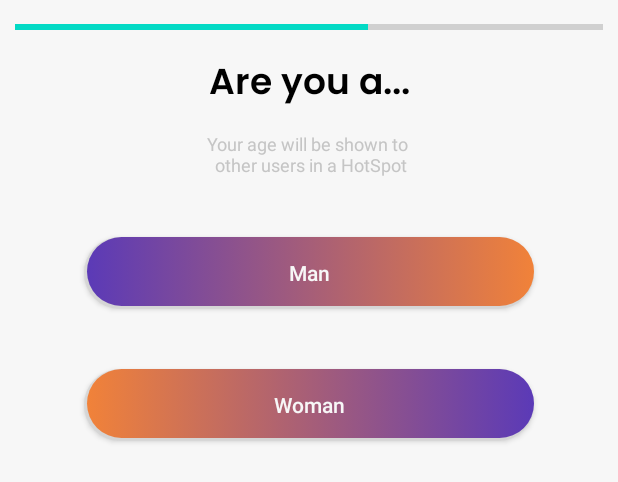
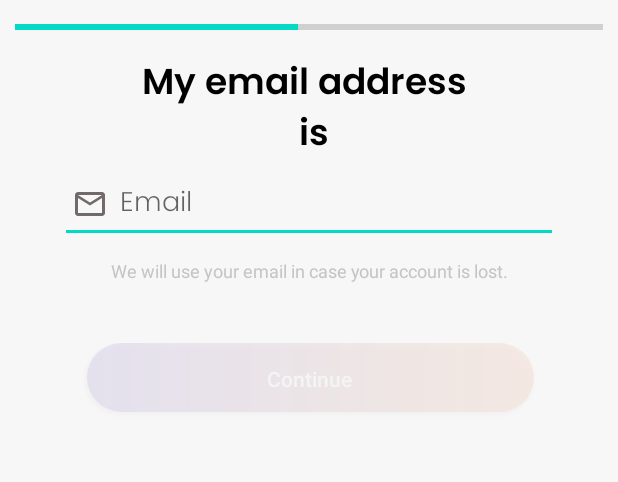
Before and after one commit to Zahedm45/HotSpot, an Android app: the layout fragment_create_profile_email.xml on its own in the app's theme, with its tools: preview values and no code run, on a phone screen of 412 x 824 dp. Shown: the top 482 px of the screen. Run offline under Robolectric (Android 15) with nearby library versions, the phone set to English and light mode, and no system bars.

Commit message:
Added email fragment to create profile activity.

```diff
--- a/app/src/main/java/com/example/hotspot/view/createProfilePackage/FragmentAge.kt
+++ b/app/src/main/java/com/example/hotspot/view/createProfilePackage/FragmentAge.kt
@@ -38,7 +38,7 @@ class FragmentAge : Fragment() {
 
         binding.continueButton.setOnClickListener{
             if(!isContinueClickable) return@setOnClickListener
-            findNavController().navigate(R.id.action_createProfileAgeFragment_to_createProfileGenderFragment)
+            findNavController().navigate(R.id.action_createProfileAgeFragment_to_fragmentEmail)
         }
 
 
--- a/app/src/main/res/layout/fragment_create_profile_age.xml
+++ b/app/src/main/res/layout/fragment_create_profile_age.xml
@@ -14,7 +14,7 @@
         android:layout_width="match_parent"
         android:layout_height="wrap_content"
         style="?android:attr/progressBarStyleHorizontal"
-        android:progress="40"
+        android:progress="32"
         />
     <TextView
         android:layout_width="match_parent"
--- a/app/src/main/res/layout/fragment_create_profile_gender.xml
+++ b/app/src/main/res/layout/fragment_create_profile_email.xml
@@ -7,13 +7,13 @@
     android:background="#f7f7f7"
     android:orientation="vertical"
     android:padding="10dp"
-    tools:context=".view.createProfilePackage.FragmentGender">
+    tools:context=".view.createProfilePackage.FragmentEmail">
 
     <ProgressBar
         android:layout_width="match_parent"
         android:layout_height="wrap_content"
         style="?android:attr/progressBarStyleHorizontal"
-        android:progress="60"
+        android:progress="48"
         />
     <TextView
         android:layout_width="match_parent"
@@ -21,43 +21,47 @@
 
         android:fontFamily="@font/poppins_semibold"
         android:paddingTop="10dp"
-        android:text="@string/are_you_a"
+        android:text="@string/my_email_address_n_is"
         android:textAlignment="center"
         android:textColor="@color/black"
         android:textSize="24sp" />
+    <EditText
+        android:id="@+id/tvEmail"
+        android:layout_width="match_parent"
+        android:layout_height="wrap_content"
+        android:ems="10"
+        android:inputType="textEmailAddress"
+        android:hint="@string/email"
+        android:fontFamily="@font/poppins_light"
+        android:drawableStart="@drawable/vector_email"
+        android:paddingStart="8dp"
+        android:paddingEnd="8dp"
+        android:drawablePadding="8dp"
+        android:textColor="#000"
+        android:layout_marginHorizontal="30dp"
+        />
 
     <TextView
         android:layout_width="match_parent"
         android:layout_height="wrap_content"
 
         android:paddingTop="10dp"
-        android:text="@string/your_age_will_be_shown_to_n_other_users_in_a_hotspot"
+        android:text="@string/lost_account"
         android:textAlignment="center"
         android:textColor="#c5c5c5"
         android:textSize="12sp"
         android:layout_marginHorizontal="30dp"/>
 
     <androidx.appcompat.widget.AppCompatButton
-        android:id="@+id/manButton"
+        android:id="@+id/continueButton"
         android:layout_width="300dp"
         android:layout_height="wrap_content"
         android:layout_gravity="center_horizontal"
         android:layout_marginTop="40dp"
         android:background="@drawable/custom_button"
         android:textColor="#f7f7f7"
-        android:text="@string/man"
-        android:textAllCaps="false"
-        />
-
-    <androidx.appcompat.widget.AppCompatButton
-        android:id="@+id/womanButton"
-        android:layout_width="300dp"
-        android:layout_height="wrap_content"
-        android:layout_gravity="center_horizontal"
-        android:layout_marginTop="40dp"
-        android:background="@drawable/custom_button_reverse"
-        android:textColor="#f7f7f7"
-        android:text="@string/woman"
+        android:text="@string/continue_button"
+        android:alpha="0.1"
         android:textAllCaps="false"
         />
     <ImageView
@@ -71,5 +75,4 @@
 
 
 
-
 </LinearLayout>
--- a/app/src/main/res/layout/fragment_create_profile_name.xml
+++ b/app/src/main/res/layout/fragment_create_profile_name.xml
@@ -14,7 +14,7 @@
         android:layout_width="match_parent"
         android:layout_height="wrap_content"
         style="?android:attr/progressBarStyleHorizontal"
-        android:progress="20"
+        android:progress="16"
         />
     <TextView
         android:layout_width="match_parent"
--- a/app/src/main/res/layout/fragment_create_profile_profile_text.xml
+++ b/app/src/main/res/layout/fragment_create_profile_profile_text.xml
@@ -14,7 +14,7 @@
             android:layout_width="match_parent"
             android:layout_height="wrap_content"
             style="?android:attr/progressBarStyleHorizontal"
-            android:progress="80"
+            android:progress="82"
             />
         <TextView
             android:layout_width="match_parent"
--- a/app/src/main/res/layout/fragment_create_profile_upload_image.xml
+++ b/app/src/main/res/layout/fragment_create_profile_upload_image.xml
@@ -2,7 +2,6 @@
     <LinearLayout
         xmlns:android="http://schemas.android.com/apk/res/android"
         xmlns:tools="http://schemas.android.com/tools"
-        xmlns:app="http://schemas.android.com/apk/res-auto"
         android:layout_width="match_parent"
         android:layout_height="match_parent"
         android:background="#f7f7f7"
--- a/app/src/main/res/values/strings.xml
+++ b/app/src/main/res/values/strings.xml
@@ -76,6 +76,9 @@
     <string name="upload_a_photo">Upload a photo</string>
     <string name="you_need_one_photo_n_in_order_to_participate_in_hotspots">You need one photo \n in order to participate in HotSpots</string>
     <string name="create_account">Create account</string>
+    <string name="my_email_address_n_is">My email address \n is</string>
+    <string name="email">Email</string>
+    <string name="lost_account">We will use your email in case your account is lost.</string>
 
 
 </resources>
```
Also changed, not shown: app/src/main/java/com/example/hotspot/view/createProfilePackage/FragmentEmail.kt (added, +68 -0 lines), app/src/main/java/com/example/hotspot/view/createProfilePackage/SharedViewModelCreateProfile.kt (+10 -1 lines), app/src/main/res/navigation/nav_graph_create_profile.xml (+11 -2 lines).
